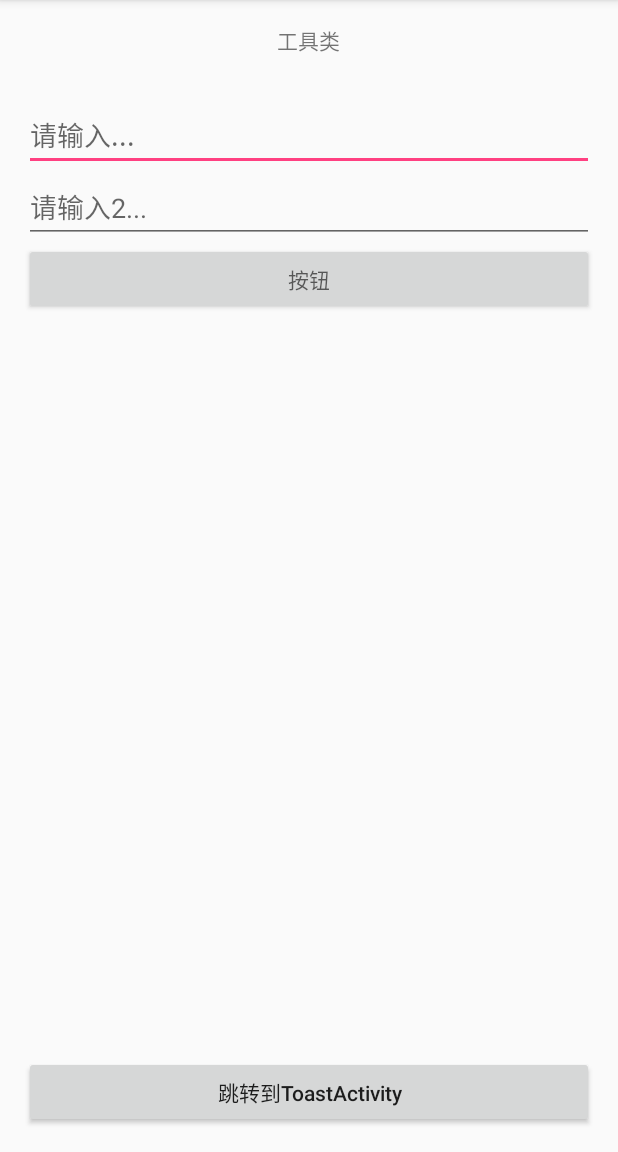
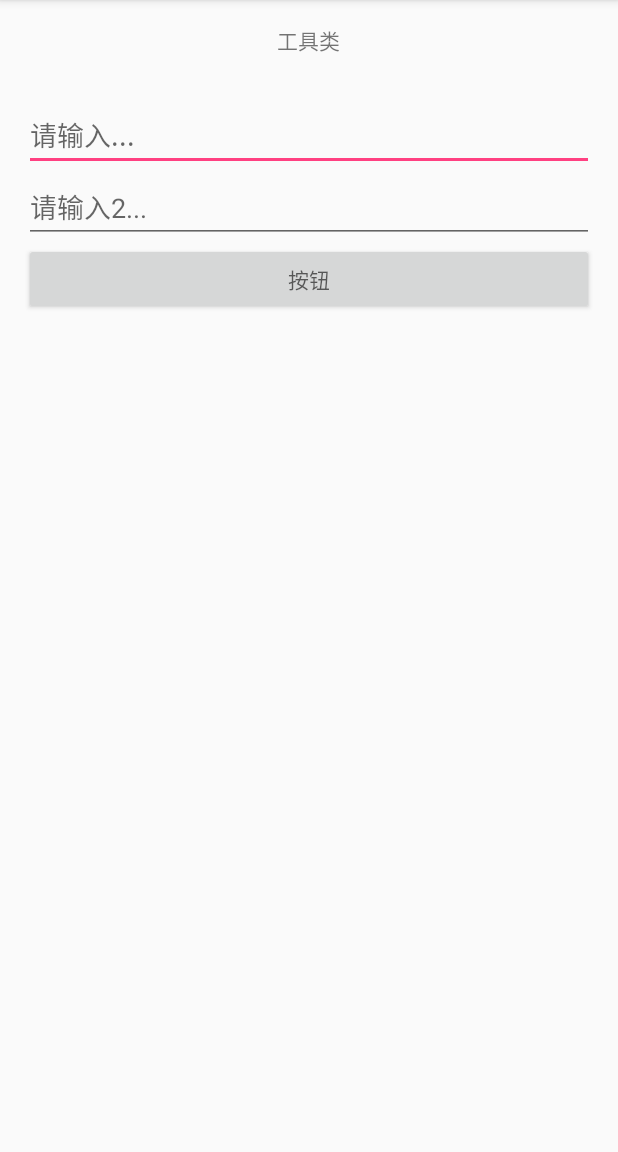
Before and after one commit to JerryD001/AndroidToolsClass, an Android app: the screen it shows after launch (MainActivity), on a phone screen of 412 x 824 dp, the part 84-1236 px from its top. Run offline under Robolectric (Android 15) with nearby library versions, the phone set to English and light mode, and no system bars.

Commit message:
ToastUtils

```diff
--- a/app/src/main/AndroidManifest.xml
+++ b/app/src/main/AndroidManifest.xml
@@ -18,7 +18,6 @@
                 <category android:name="android.intent.category.LAUNCHER" />
             </intent-filter>
         </activity>
-        <activity android:name="com.jerry.utilityclass.ToastActivity"></activity>
     </application>
 
 </manifest>
--- a/app/src/main/res/layout/activity_main.xml
+++ b/app/src/main/res/layout/activity_main.xml
@@ -37,11 +37,4 @@
         android:layout_below="@id/id_ed2"
         android:hint="按钮" />
 
-    <Button
-        android:layout_width="match_parent"
-        android:layout_height="wrap_content"
-        android:layout_alignParentBottom="true"
-        android:onClick="toToastActivity"
-        android:text="跳转到ToastActivity"
-        android:textAllCaps="false" />
 </RelativeLayout>
```
Also changed, not shown: app/src/main/java/com/jerry/utilityclass/MainActivity.java (+0 -10 lines), app/src/main/java/com/jerry/utilityclass/ToastActivity.java (deleted, +0 -62 lines), app/src/main/java/com/jerry/utilityclass/tools/ToastUtils.java (added, +36 -0 lines).
